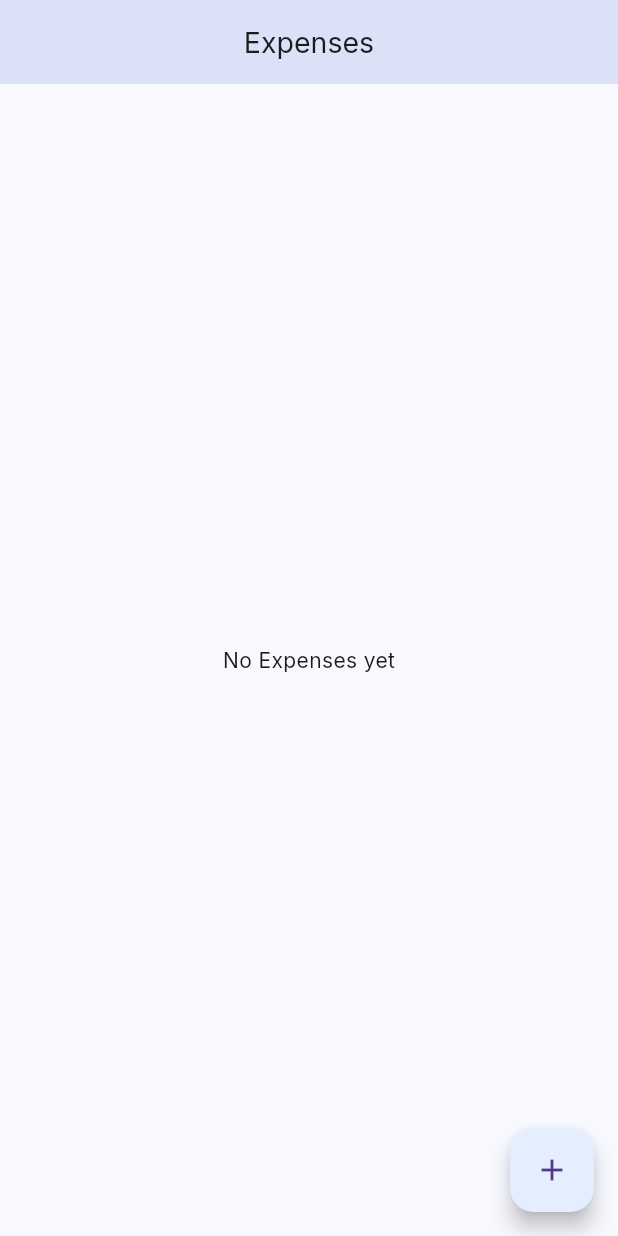
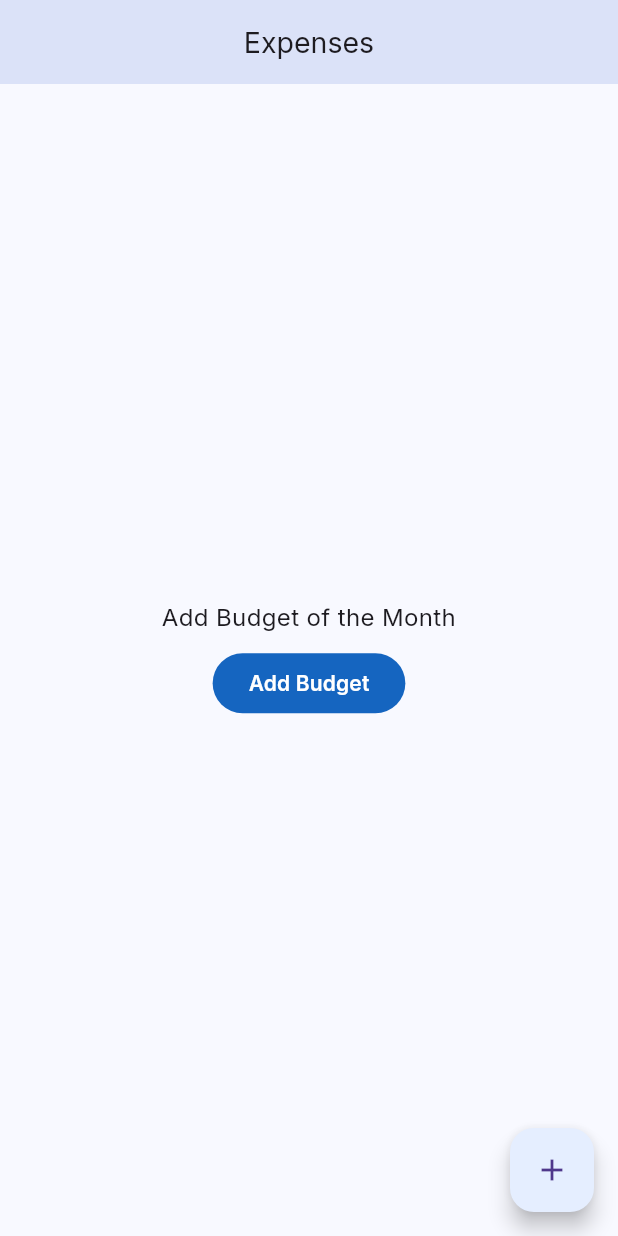
Before and after one commit to TanvirAlHasib/dashboard_app, a Flutter app: the screen it shows after launch, on a phone screen of 412 x 824 dp. Run offline on Flutter 3.47's test engine with Material 3 defaults, Android fonts, the light colour scheme and no system bars; our stand-ins replace go_router, google_fonts, sqflite; accounts and stored records are empty.

Commit message:
changed the design of empty expanses and empty budget screen

```diff
--- a/lib/screens/expenses_screen.dart
+++ b/lib/screens/expenses_screen.dart
@@ -29,14 +29,8 @@ class ExpensesScreen extends StatelessWidget {
 
             List<ExpenseModel> expenseList = provider.getExpensesList;
             List<BudgetModel> budgetList = provider.getBudgetList;
+
             if(expenseList.isEmpty){
-              return Center(
-                child: Text("No Expenses yet"),
-              );
-            }
-
-            if(budgetList.isEmpty){
-              //Toast(context).show("Please enter this month's budget!!", () {},);
               canAccess = false;
               return SizedBox(
                 width: double.infinity,
@@ -45,21 +39,13 @@ class ExpensesScreen extends StatelessWidget {
                   mainAxisAlignment: .center,
                   spacing: 8,
                   children: [
-                    Text("Budget is empty for this month!!!", style: TextStyle(
-                      fontSize: 18
+                    budgetList.isEmpty ? Column(
+                      spacing: 8,
+                      children: [
+                        Text("Add Budget of the Month",textAlign: TextAlign.center,
+                          style: TextStyle(
+                              fontSize: 16
                           ),),
-                    Row(
-                      spacing: 10,
-                      mainAxisAlignment: .center,
-                      children: [
-                        FilledButton(
-                          onPressed: (){ },
-                          style: FilledButton.styleFrom(
-                            backgroundColor: Colors.blue.shade800,
-                          ),
-                          child: Text("History", style: TextStyle(
-                            fontWeight: FontWeight(600)
-                          ),)),
                         FilledButton(
                             onPressed: (){
                               showModalBottomSheet(
@@ -159,9 +145,12 @@ class ExpensesScreen extends StatelessWidget {
                             ),
                             child: Text("Add Budget", style: TextStyle(
                                 fontWeight: FontWeight(600)
-                          ),)),
+                            ),))
                       ],
-                    )
+                    ) : Text("No Expenses yet.",textAlign: TextAlign.center,
+                      style: TextStyle(
+                          fontSize: 16
+                      ),)
                   ],
                 ),
               );
--- a/lib/utils/expense_provider.dart
+++ b/lib/utils/expense_provider.dart
@@ -19,6 +19,8 @@ class ExpenseProvider extends ChangeNotifier {
   List<BudgetModel> get getBudgetList => _budgetList;
 
   // fetch all the expenses data
+  //TODO: I have need to fetch expenses according to the month
+  //TODO: there will be option to see expenses history there user will see previous history
   Future<void> getAllExpenses() async{
     Database database = await ExpenseDbHelper.getInstance.getExpenseDB();
     _expensesList.clear();
```
Lines whose indentation alone changed are shown as unchanged.
